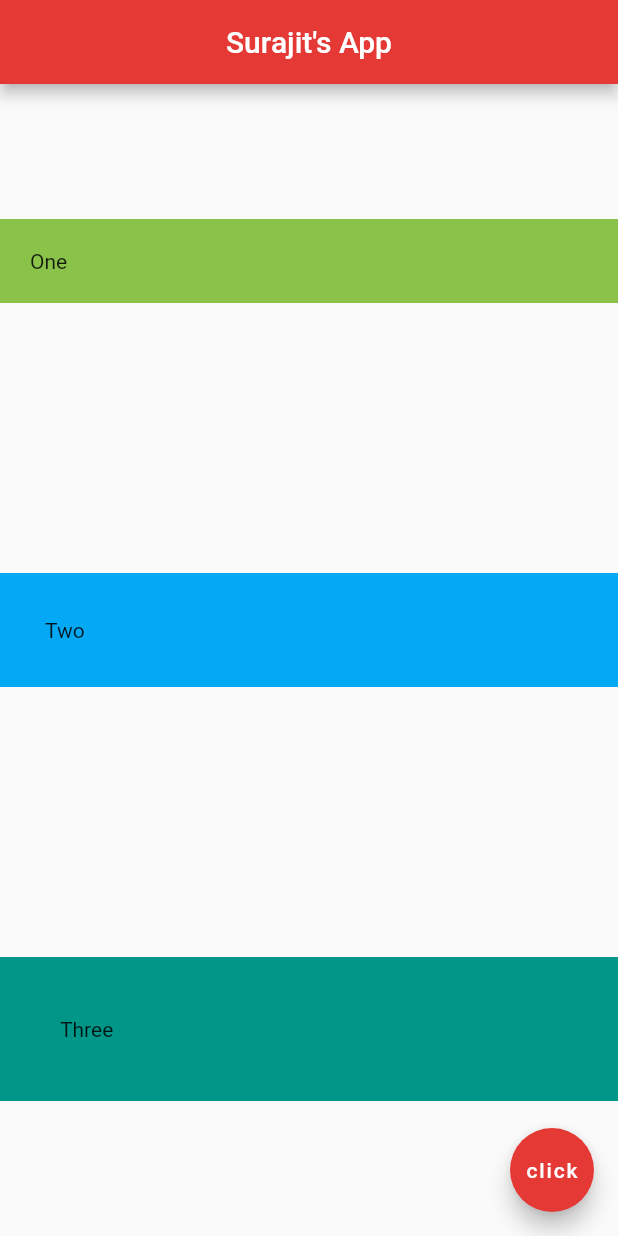
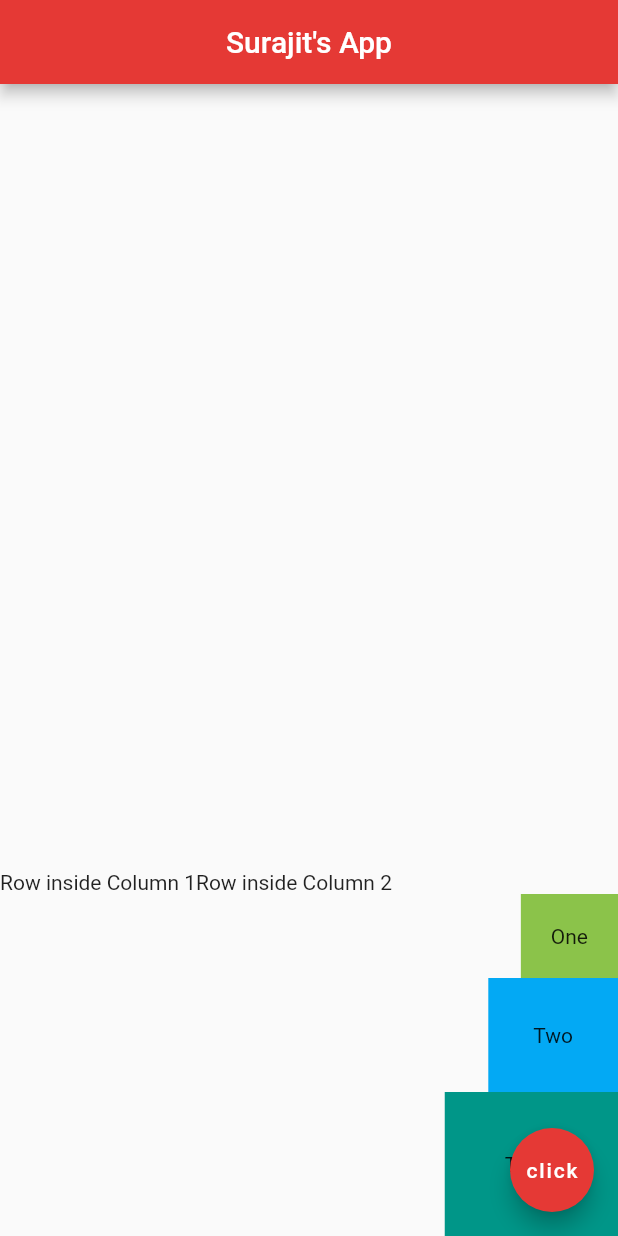
Before and after one commit to SURAJITSHAW/Learning-Flutter, a Flutter app: the screen it shows after launch, on a phone screen of 412 x 824 dp. Run offline on Flutter 3.47's test engine with Material 2 defaults, Android fonts, the phone set to English and light mode, and no system bars; project files that could hold a hidden picture were left out.

Commit message:
feat: Columns() inside Row() and vice-verca

```diff
--- a/my_first_flutter_app/lib/main.dart
+++ b/my_first_flutter_app/lib/main.dart
@@ -18,9 +18,15 @@ class Home extends StatelessWidget {
         backgroundColor: Colors.red[600],
       ),
       body: Column(
-        mainAxisAlignment: MainAxisAlignment.spaceAround,
-        crossAxisAlignment: CrossAxisAlignment.stretch,
+        mainAxisAlignment: MainAxisAlignment.end,
+        crossAxisAlignment: CrossAxisAlignment.end,
         children: [
+          Row(
+            children: const [
+              Text('Row inside Column 1'),
+              Text('Row inside Column 2'),
+            ],
+          ),
           Container(
             padding: const EdgeInsets.all(20.0),
             child: const Text('One'),
```
Also changed, not shown: 1 other file.
